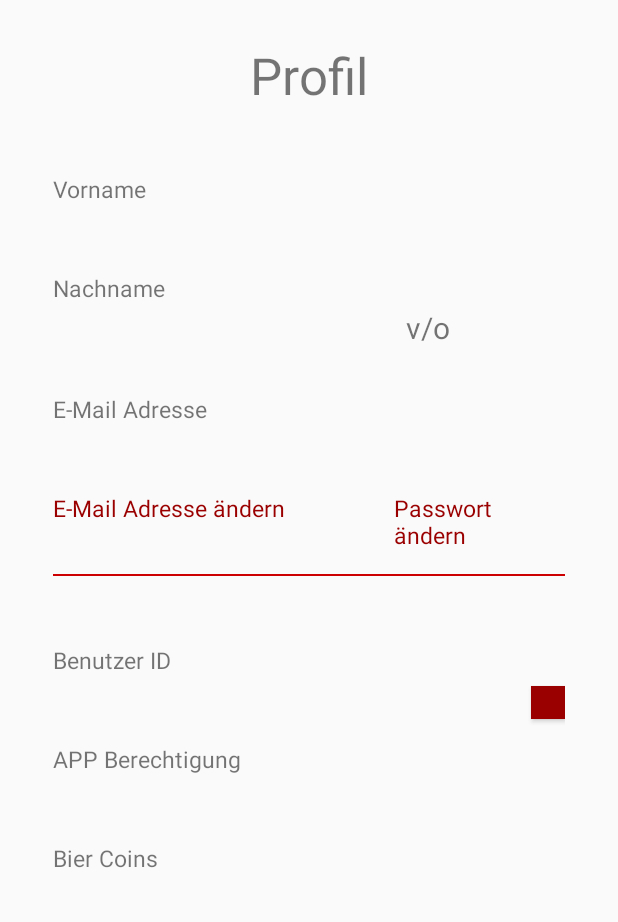
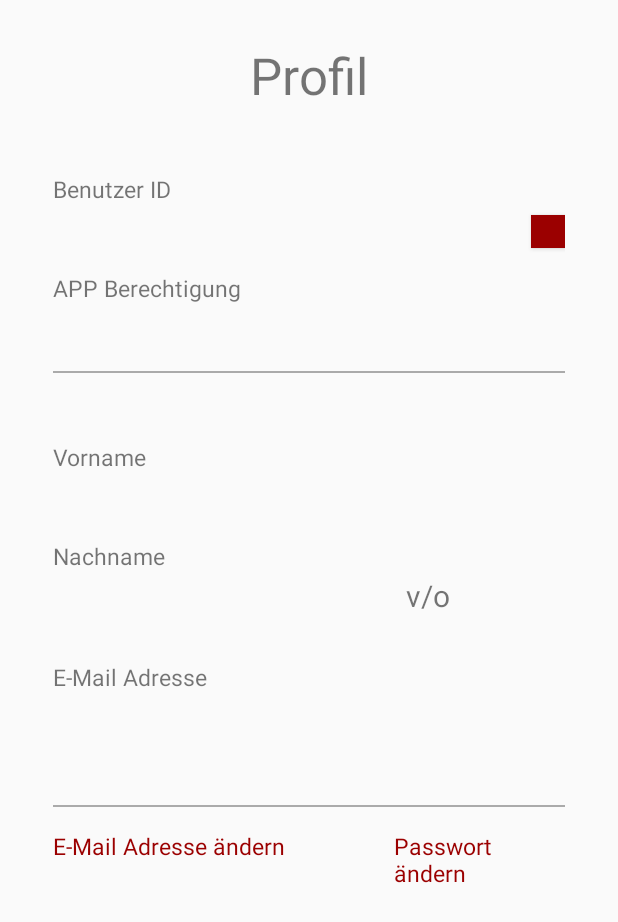
Before and after one commit to EvilGhostDragon/ABI-Bierpass, an Android app: the layout fragment_profile.xml on its own in the app's theme, with its tools: preview values and no code run, on a phone screen of 412 x 824 dp. Shown: the top 922 px of the screen. Run offline under Robolectric (Android 15) with nearby library versions, the phone set to English and light mode, and no system bars.

Commit message:
design - profile fragment (redesin & added swipe refresh)

```diff
--- a/app/src/main/res/layout/fragment_admin.xml
+++ b/app/src/main/res/layout/fragment_admin.xml
@@ -3,19 +3,27 @@
 		xmlns:tools="http://schemas.android.com/tools"
 		android:layout_width="match_parent"
 		android:layout_height="match_parent"
+		android:weightSum="10"
 		tools:context=".AdminFragment">
 
 	<androidx.swiperefreshlayout.widget.SwipeRefreshLayout
 			android:layout_width="match_parent"
 			android:layout_height="match_parent">
 
-		<TextView
-				android:layout_width="wrap_content"
-				android:layout_height="wrap_content"
-				android:layout_centerInParent="true"
-				android:gravity="center|top"
-				android:text="Admin Bereich"
-				android:textSize="34sp" />
+		<RelativeLayout
+				android:layout_width="match_parent"
+				android:layout_height="0dp"
+				android:layout_weight="2">
+
+			<TextView
+					android:layout_width="wrap_content"
+					android:layout_height="wrap_content"
+					android:layout_centerInParent="true"
+					android:text="@string/menu_acc_admin"
+					android:textSize="34sp" />
+
+		</RelativeLayout>
+
 	</androidx.swiperefreshlayout.widget.SwipeRefreshLayout>
 
 </LinearLayout>
--- a/app/src/main/res/layout/fragment_profile.xml
+++ b/app/src/main/res/layout/fragment_profile.xml
@@ -1,19 +1,24 @@
 <?xml version="1.0" encoding="utf-8"?>
 
-<androidx.swiperefreshlayout.widget.SwipeRefreshLayout xmlns:android="http://schemas.android.com/apk/res/android"
+<RelativeLayout xmlns:android="http://schemas.android.com/apk/res/android"
+		xmlns:app="http://schemas.android.com/apk/res-auto"
 		xmlns:tools="http://schemas.android.com/tools"
-		xmlns:app="http://schemas.android.com/apk/res-auto"
-		android:id="@+id/refresh_profile"
 		android:layout_width="match_parent"
-		android:layout_height="match_parent">
+		android:layout_height="match_parent"
+		tools:context=".ProfileFragment">
+
+	<androidx.swiperefreshlayout.widget.SwipeRefreshLayout
+			android:layout_width="wrap_content"
+			android:layout_height="wrap_content">
 
 		<LinearLayout
+
 				android:layout_width="match_parent"
 				android:layout_height="match_parent"
 				android:orientation="vertical"
 				android:padding="10dp"
-		android:weightSum="10"
-		tools:context=".ProfileFragment">
+				android:weightSum="10">
+
 
 			<RelativeLayout
 					android:layout_width="match_parent"
@@ -28,20 +33,85 @@
 						android:textSize="34sp" />
 
 			</RelativeLayout>
-	<!-- TODO: Update blank fragment layout -->
+
 			<ScrollView
 					android:layout_width="match_parent"
 					android:layout_height="0dp"
-			android:layout_weight="8">
+					android:layout_weight="9">
+
 
 				<androidx.gridlayout.widget.GridLayout
 						android:layout_width="match_parent"
-				android:layout_height="match_parent"
-				android:layout_centerHorizontal="true"
+						android:layout_height="wrap_content"
 						android:foregroundGravity="center"
 						android:padding="25dp"
 						app:columnCount="10">
 
+
+					<TextView
+							android:layout_width="0dp"
+							android:layout_height="wrap_content"
+							android:text="@string/txt_payId"
+							android:textSize="15sp"
+							app:layout_columnSpan="10"
+							app:layout_columnWeight="10" />
+
+					<Space
+							app:layout_columnSpan="10"
+							app:layout_columnWeight="10" />
+
+					<TextView
+							android:id="@+id/txt_profile_payId"
+							android:layout_width="0dp"
+							android:layout_height="wrap_content"
+							android:textSize="22sp"
+							app:layout_columnSpan="9"
+							app:layout_columnWeight="9" />
+
+					<Button
+							android:id="@+id/button"
+							android:layout_width="0dp"
+							android:layout_height="22sp"
+							android:background="@color/colorPrimaryDark"
+							app:layout_columnWeight="1" />
+
+					<Space
+							android:layout_height="15dp"
+							app:layout_columnSpan="10"
+							app:layout_columnWeight="10" />
+
+					<TextView
+							android:layout_width="0dp"
+							android:layout_height="wrap_content"
+							android:text="@string/txt_permission"
+							android:textSize="15sp"
+							app:layout_columnSpan="10"
+							app:layout_columnWeight="10" />
+
+					<TextView
+							android:id="@+id/txt_profile_permission"
+							android:layout_width="0dp"
+							android:layout_height="wrap_content"
+							android:textSize="22sp"
+							app:layout_columnSpan="10"
+							app:layout_columnWeight="10" />
+
+					<Space
+							android:layout_height="15dp"
+							app:layout_columnSpan="10"
+							app:layout_columnWeight="10" />
+
+					<View
+							android:layout_width="0dp"
+							android:layout_height="1dp"
+							android:background="@color/grey"
+							app:layout_columnSpan="10"
+							app:layout_columnWeight="10" />
+
+					<Space
+							android:layout_height="45dp"
+							app:layout_columnSpan="10"
+							app:layout_columnWeight="10" />
 
 					<TextView
 							android:layout_width="0dp"
@@ -131,6 +201,18 @@
 							app:layout_columnWeight="10" />
 
 					<Space
+							android:layout_height="45dp"
+							app:layout_columnSpan="10"
+							app:layout_columnWeight="10" />
+
+					<View
+							android:layout_width="0dp"
+							android:layout_height="1dp"
+							android:background="@color/grey"
+							app:layout_columnSpan="10"
+							app:layout_columnWeight="10" />
+
+					<Space
 							android:layout_height="15dp"
 							app:layout_columnSpan="10"
 							app:layout_columnWeight="10" />
@@ -159,98 +241,6 @@
 							app:layout_columnSpan="10"
 							app:layout_columnWeight="10" />
 
-			<EditText
-					android:id="@+id/editText_mail"
-					android:layout_width="0dp"
-					android:layout_height="0dp"
-					android:hint="@string/txt_newMail"
-					android:inputType="textEmailAddress"
-					android:visibility="invisible"
-					app:layout_columnSpan="10"
-					app:layout_columnWeight="10" />
-
-			<View
-					android:layout_width="0dp"
-					android:layout_height="1dp"
-					android:background="@android:color/holo_red_dark"
-					app:layout_columnSpan="10"
-					app:layout_columnWeight="10" />
-
-			<Space
-					android:layout_height="45dp"
-					app:layout_columnSpan="10"
-					app:layout_columnWeight="10" />
-
-			<TextView
-					android:layout_width="0dp"
-					android:layout_height="wrap_content"
-					android:text="@string/txt_payId"
-					android:textSize="15sp"
-					app:layout_columnSpan="10"
-					app:layout_columnWeight="10" />
-
-			<Space
-					app:layout_columnSpan="10"
-					app:layout_columnWeight="10" />
-
-			<TextView
-					android:id="@+id/txt_profile_payId"
-					android:layout_width="0dp"
-					android:layout_height="wrap_content"
-					android:textSize="22sp"
-					app:layout_columnSpan="9"
-					app:layout_columnWeight="9" />
-
-			<Button
-					android:id="@+id/button"
-					android:layout_width="0dp"
-					android:layout_height="22sp"
-					android:background="@color/colorPrimaryDark"
-					app:layout_columnWeight="1" />
-
-			<Space
-					android:layout_height="15dp"
-					app:layout_columnSpan="10"
-					app:layout_columnWeight="10" />
-
-			<TextView
-					android:layout_width="0dp"
-					android:layout_height="wrap_content"
-					android:text="@string/txt_permission"
-					android:textSize="15sp"
-					app:layout_columnSpan="10"
-					app:layout_columnWeight="10" />
-
-			<TextView
-					android:id="@+id/txt_profile_permission"
-					android:layout_width="0dp"
-					android:layout_height="wrap_content"
-					android:textSize="22sp"
-					app:layout_columnSpan="10"
-					app:layout_columnWeight="10" />
-
-
-			<Space
-					android:layout_height="15dp"
-					app:layout_columnSpan="10"
-					app:layout_columnWeight="10" />
-
-			<TextView
-					android:layout_width="0dp"
-					android:layout_height="wrap_content"
-					android:text="@string/txt_coins"
-					android:textSize="15sp"
-					app:layout_columnSpan="10"
-					app:layout_columnWeight="10" />
-
-			<TextView
-					android:id="@+id/txt_profile_coins"
-					android:layout_width="0dp"
-					android:layout_height="wrap_content"
-					android:textSize="22sp"
-					app:layout_columnSpan="10"
-					app:layout_columnWeight="10" />
-
 
 				</androidx.gridlayout.widget.GridLayout>
 
@@ -258,3 +248,4 @@
 		</LinearLayout>
 
 	</androidx.swiperefreshlayout.widget.SwipeRefreshLayout>
+</RelativeLayout>
--- a/app/src/main/res/values/colors.xml
+++ b/app/src/main/res/values/colors.xml
@@ -5,5 +5,6 @@
 	<color name="colorAccent">#ff5131</color>
 
 	<color name="white">#ffffff</color>
+	<color name="grey">#AAAAAA</color>
 
 </resources>
```
Lines whose indentation alone changed are shown as unchanged.
